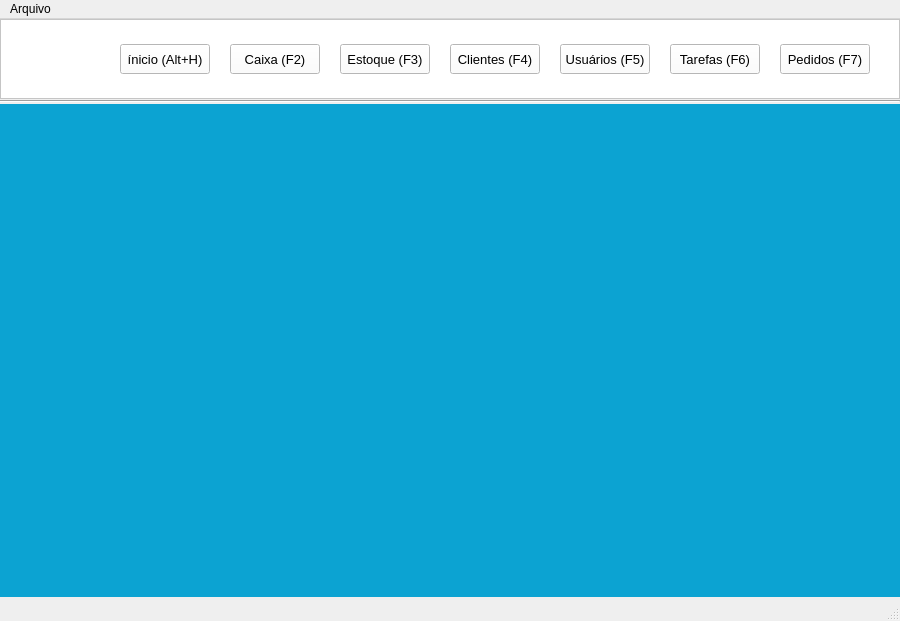
This is Views/main.ui in joaovilker/PDV as Qt 5 draws it before an edit. The edited form follows.
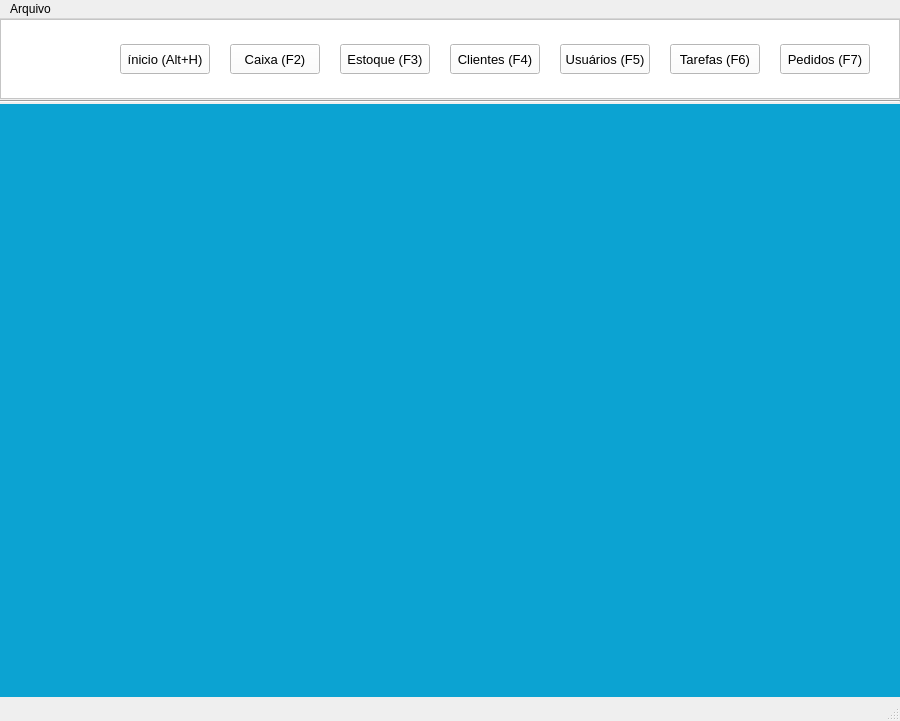
This is the edited form.

What changed in the file:
```diff
--- a/Views/main.ui
+++ b/Views/main.ui
@@ -7,7 +7,7 @@
     <x>0</x>
     <y>0</y>
     <width>900</width>
-    <height>621</height>
+    <height>721</height>
    </rect>
   </property>
   <property name="contextMenuPolicy">
@@ -304,7 +304,7 @@
       <x>0</x>
       <y>85</y>
       <width>900</width>
-      <height>493</height>
+      <height>593</height>
      </rect>
     </property>
     <property name="styleSheet">
```
